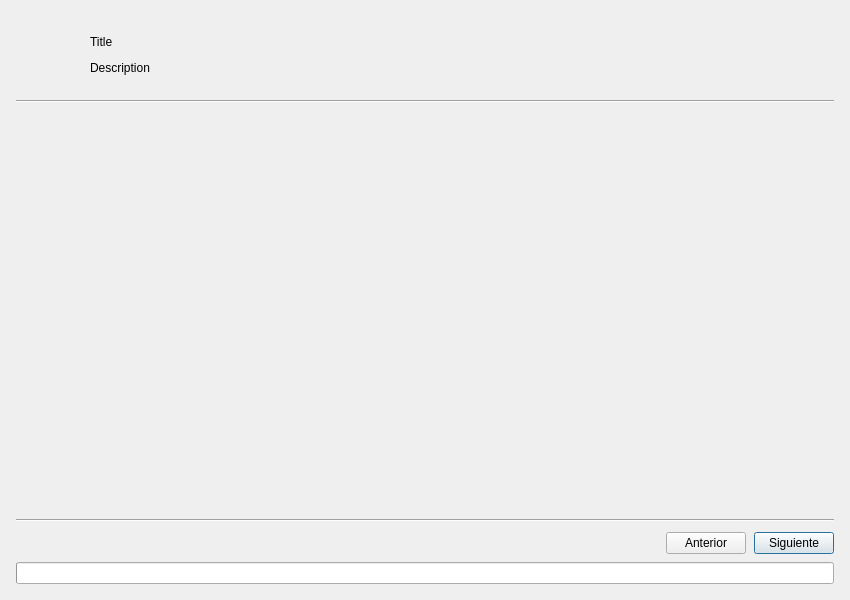
The window that src/frontend/ui/main_dialog.ui (Cristian-Blanco/Geo-Time-Lapse) describes before a commit, drawn with Qt 5.
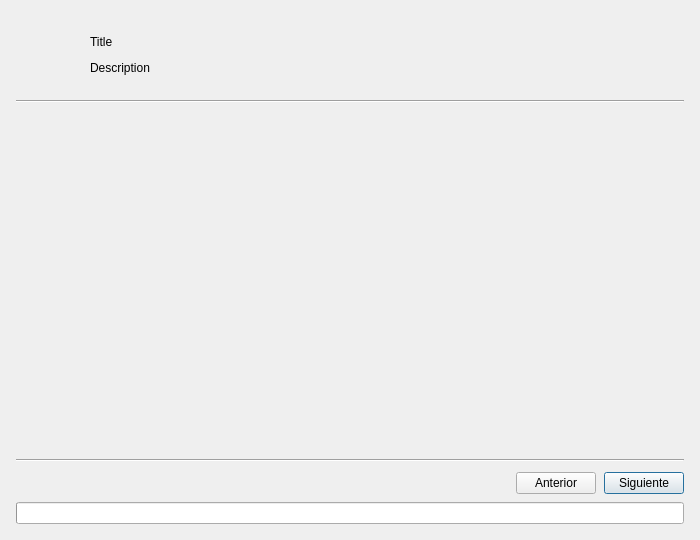
The same window after the commit.

```diff
--- a/src/frontend/ui/main_dialog.ui
+++ b/src/frontend/ui/main_dialog.ui
@@ -5,7 +5,7 @@
    <rect><x>0</x><y>0</y><width>600</width><height>400</height></rect>
   </property>
   <property name="minimumSize">
-    <size><width>850</width><height>600</height></size>
+    <size><width>700</width><height>540</height></size>
   </property>
   <property name="windowTitle">
    <string>GeoTimeLapse</string>
```
